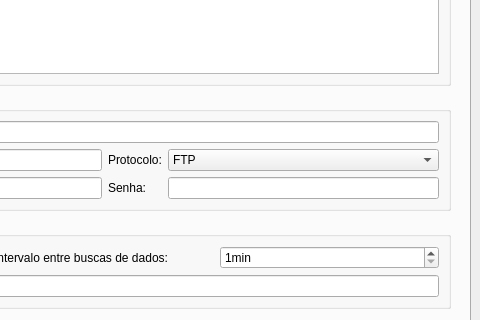
First picture: the form in src/terrama2/gui/config/ui/ConfigAppForm.ui, repository TerraMA2/terrama2, before the edit; both pictures show x 578 to 1058 and y 464 to 784 of the 1058 by 871 pixel window.
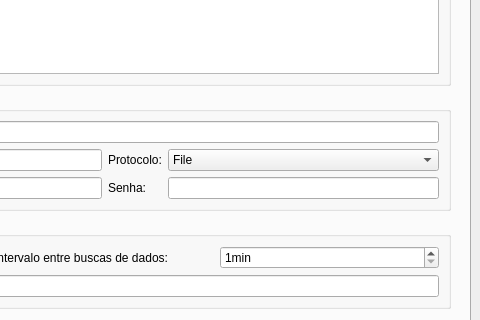
Second picture: the form after the edit. The open tabs and pages were chosen to show the change. Icons and pictures are not drawn.

Commit message: adding handling dataseries button

Patch:
```diff
--- a/src/terrama2/gui/config/ui/ConfigAppForm.ui
+++ b/src/terrama2/gui/config/ui/ConfigAppForm.ui
@@ -225,6 +225,9 @@
                </item>
                <item row="1" column="3">
                 <widget class="QComboBox" name="connectionProtocol">
+                 <property name="currentIndex">
+                  <number>1</number>
+                 </property>
                  <item>
                   <property name="text">
                    <string>FTP</string>
```
The commit also changes 2 other files.
